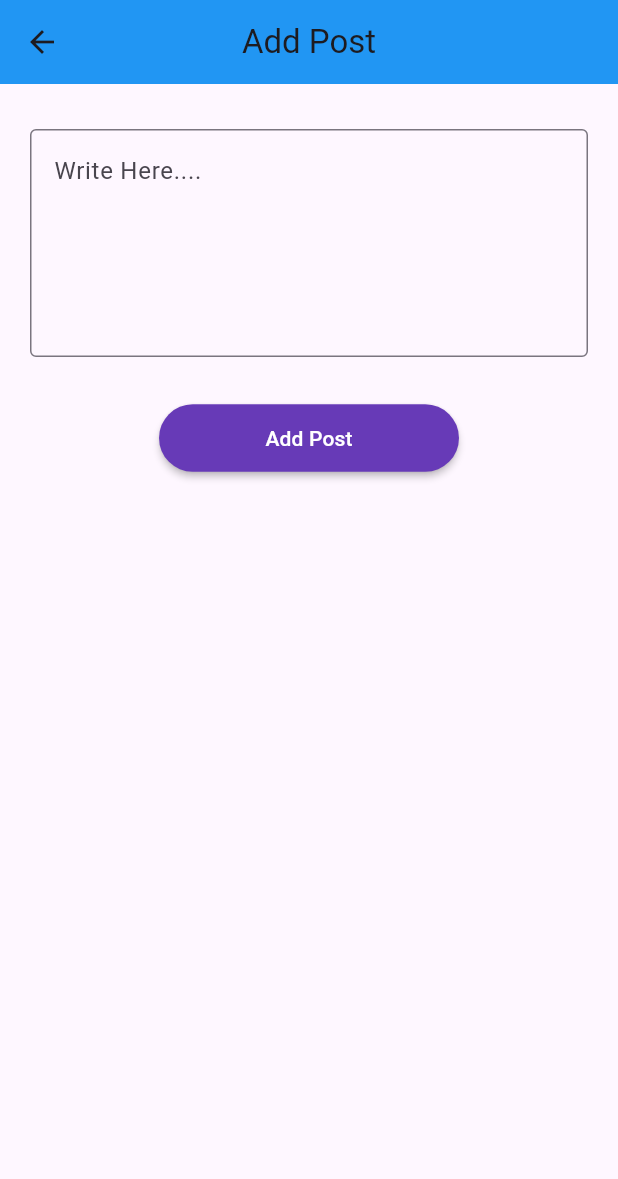
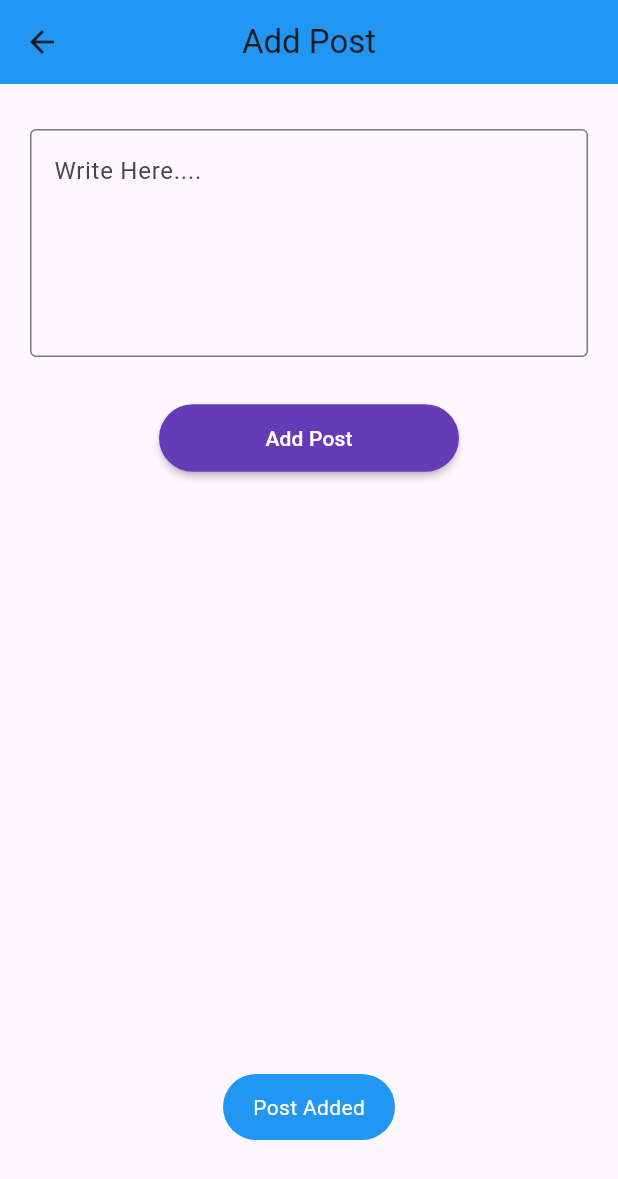
Before and after one commit to Shakshor/flutter-firebase-auth-demo-second, a Flutter app: the AddPostScreen screen opened directly, after a tap on "Add Post", on a phone screen of 412 x 824 dp. Shown: the top 1179 px of the screen. Run offline on Flutter 3.47's test engine with Material 2 defaults, Android fonts, the light colour scheme and no system bars; our stand-ins replace firebase_auth, firebase_core, firebase_database, fluttertoast; accounts and stored records are empty.

Commit message:
real time db firebase data post success and started

```diff
--- a/lib/view/auth/login_screen.dart
+++ b/lib/view/auth/login_screen.dart
@@ -43,8 +43,6 @@ class _LoginScreenState extends State<LoginScreen> {
     _auth.signInWithEmailAndPassword(
         email: emailController.text.toString(),
         password: passwordController.text.toString(),
-
-
     ).then((value) {
 
       setState(() {
--- a/lib/view/posts/add_post_screen.dart
+++ b/lib/view/posts/add_post_screen.dart
@@ -1,6 +1,9 @@
 
 
+import 'package:firebase_core/firebase_core.dart';
+import 'package:firebase_database/firebase_database.dart';
 import 'package:flutter/material.dart';
+import 'package:flutter_firebase_auth_demo_second/Utils/Utils.dart';
 
 
 class AddPostScreen extends StatefulWidget {
@@ -11,6 +14,15 @@ class AddPostScreen extends StatefulWidget {
 }
 
 class _AddPostScreenState extends State<AddPostScreen> {
+
+  // post_field_controller
+  final TextEditingController _postController = TextEditingController();
+
+  // firebase_real_time_db_initialize
+  final  databaseRef = FirebaseDatabase.instance.ref('Post');
+  bool loading = false;
+
+
   @override
   Widget build(BuildContext context) {
     return Scaffold(
@@ -30,18 +42,16 @@ class _AddPostScreenState extends State<AddPostScreen> {
           children: [
 
             // height
-            SizedBox(
+            const SizedBox(
 
               height: 30,
 
             ),
 
-
             // text_form_field
             TextFormField(
-
               maxLines: 5,
-
+              controller: _postController,
               decoration: const InputDecoration(
                 hintText: 'Write Here....',
 
@@ -62,11 +72,22 @@ class _AddPostScreenState extends State<AddPostScreen> {
 
             // add_post_btn
             MaterialButton(
-                onPressed: (){
 
 
+                onPressed: ()  {
 
-                },
+
+                  databaseRef.child('1').set({
+
+                    'id' : 1,
+                    'title' : _postController.text.toString(),
+
+                  }).then((value){
+                    Utils().showSuccessMessage('Post Added');
+                  }).onError((error, stackTrace){
+                    Utils().showSuccessMessage('${error.toString()}');
+                    });
+                  },
 
                 minWidth: 200,
                 height: 45,
@@ -80,14 +101,7 @@ class _AddPostScreenState extends State<AddPostScreen> {
                     color: Colors.white
                 ),)
             ),
-
-
-
-
-
-
           ],
-
         ),
       ),
 
--- a/pubspec.yaml
+++ b/pubspec.yaml
@@ -41,15 +41,15 @@ dependencies:
 
   # firebase core
   firebase_core: ^2.22.0
-
   # firebase authentication
   firebase_auth: ^4.13.0
-
   # no sql database
   cloud_firestore: ^4.13.0
-
+  # no sql real_time_database
+  firebase_database: ^10.3.8
   # firebase storage
   firebase_storage: ^11.5.0
+
 
   # flutter toast message
   fluttertoast: ^8.2.4
```
Also changed, not shown: lib/main.dart (+6 -4 lines), lib/services/splash_services.dart (+4 -9 lines), lib/view/auth/login_with_phone_screen.dart (+0 -8 lines), pubspec.lock, 5 other files.
